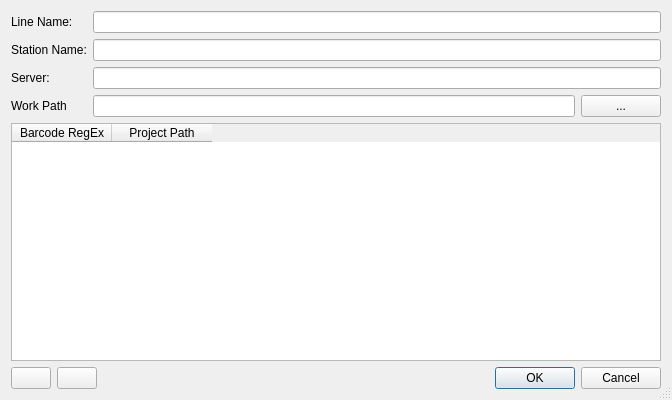
First picture: the form in Src/TreeATE/syscfgdlg.ui, repository WilliamYinwei/TreeATE, before the edit.
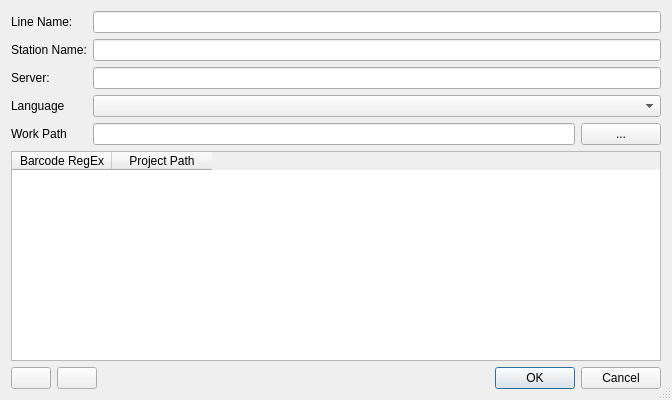
Second picture: the form after the edit.

```diff
--- a/Src/TreeATE/syscfgdlg.ui
+++ b/Src/TreeATE/syscfgdlg.ui
@@ -56,6 +56,13 @@
      <item row="0" column="1">
       <widget class="QLineEdit" name="lineEdit_Line"/>
      </item>
+     <item row="4" column="0">
+      <widget class="QLabel" name="label_3">
+       <property name="text">
+        <string>Work Path</string>
+       </property>
+      </widget>
+     </item>
      <item row="0" column="0">
       <widget class="QLabel" name="label">
        <property name="text">
@@ -63,14 +70,7 @@
        </property>
       </widget>
      </item>
-     <item row="3" column="0">
-      <widget class="QLabel" name="label_3">
-       <property name="text">
-        <string>Work Path</string>
-       </property>
-      </widget>
-     </item>
-     <item row="3" column="1">
+     <item row="4" column="1">
       <layout class="QHBoxLayout" name="horizontalLayout">
        <item>
         <widget class="QLineEdit" name="lineEdit_Path"/>
@@ -94,6 +94,23 @@
      <item row="2" column="1">
       <widget class="QLineEdit" name="lineEdit_Server"/>
      </item>
+     <item row="3" column="0">
+      <widget class="QLabel" name="label_5">
+       <property name="statusTip">
+        <string/>
+       </property>
+       <property name="text">
+        <string>Language</string>
+       </property>
+      </widget>
+     </item>
+     <item row="3" column="1">
+      <widget class="QComboBox" name="comboBox_lang">
+       <property name="statusTip">
+        <string>need restart TreeATE</string>
+       </property>
+      </widget>
+     </item>
     </layout>
    </item>
    <item>
```
